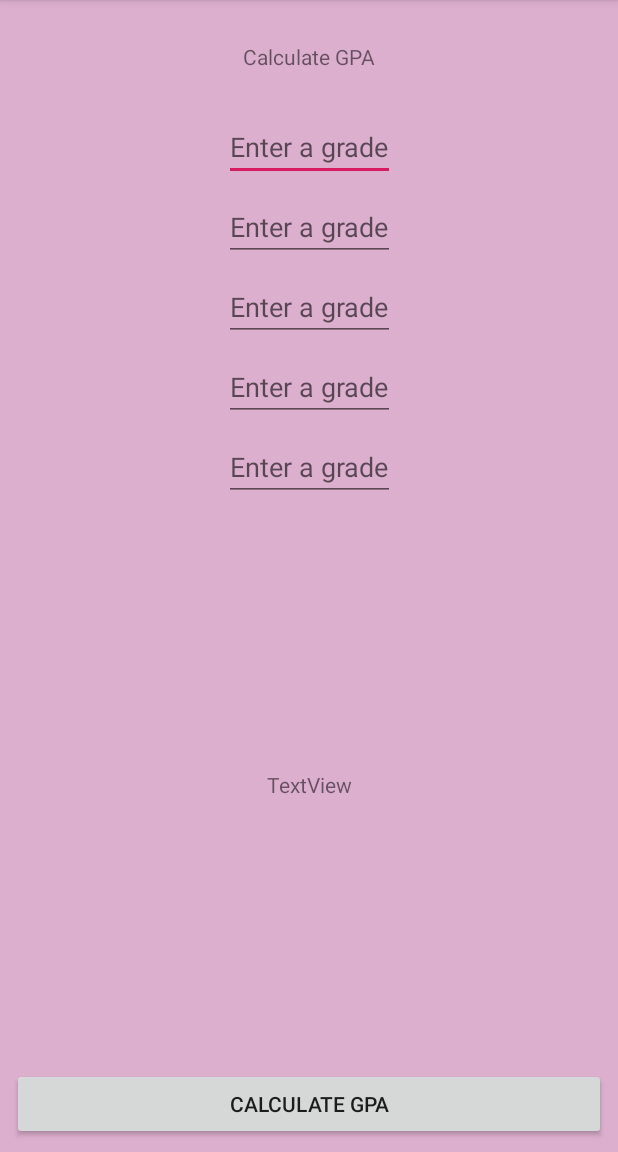
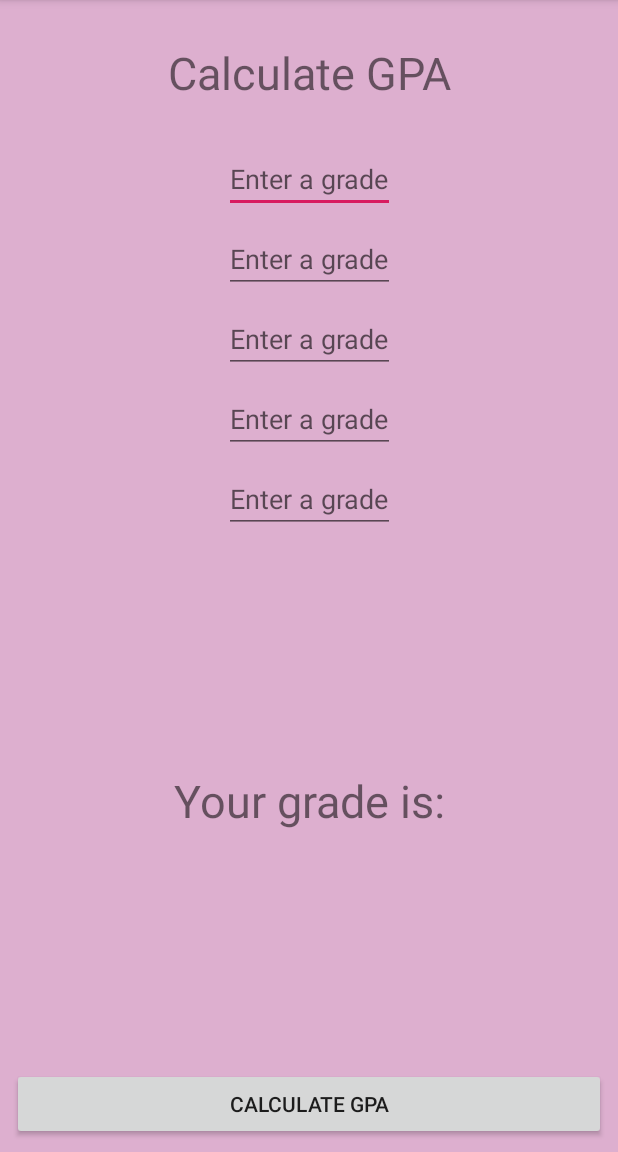
Before and after one commit to Bashiruu1/GPA_bashiruu1_Calculator, an Android app: the screen it shows after launch (MainActivity), on a phone screen of 412 x 824 dp, the part 84-1236 px from its top. Run offline under Robolectric (Android 15) with nearby library versions, the phone set to English and light mode, and no system bars.

Commit message:
Added try-catch statement so the app does not crash with invalid inputs such as not filling out 1 or more editText views. set the test of the second textView2 to the string resource of result + the resulting score once the grader computed the grade. Also set the text color of the button to clear once clicked.

```diff
--- a/app/src/main/java/io/usman/gpa_bashiruu1_calculator/MainActivity.java
+++ b/app/src/main/java/io/usman/gpa_bashiruu1_calculator/MainActivity.java
@@ -13,6 +13,7 @@ import android.widget.Toast;
 public class MainActivity extends AppCompatActivity {
     ConstraintLayout constraintLayout;
     Grader grader;
+
     //Declare view variables
     EditText editText1, editText2, editText3, editText4, editText5;
     TextView textView2;
@@ -47,6 +48,10 @@ public class MainActivity extends AppCompatActivity {
 
                     int score = grader.computerGrade(grade1, grade2, grade3, grade4, grade5);
 
+                    //Sets the text of textView2 to result string recourse + score and makes the textColor transparent
+                    textView2.setText(getString(R.string.result) + score);
+                    calculateButton.setTextColor(Color.alpha(0));
+
                     if (score < 60) {
                         constraintLayout.setBackgroundColor(Color.RED);
                     } else if (score < 80 && score >= 60) {
--- a/app/src/main/res/layout/activity_main.xml
+++ b/app/src/main/res/layout/activity_main.xml
@@ -17,6 +17,7 @@
         android:layout_marginEnd="8dp"
         android:padding="20sp"
         android:text="@string/calculate_button"
+        android:textSize="30sp"
         app:layout_constraintEnd_toEndOf="parent"
         app:layout_constraintStart_toStartOf="parent"
         app:layout_constraintTop_toTopOf="parent" />
@@ -106,7 +107,8 @@
         android:layout_marginTop="8dp"
         android:layout_marginEnd="8dp"
         android:layout_marginBottom="8dp"
-        android:text="TextView"
+        android:text="@string/result"
+        android:textSize="30sp"
         app:layout_constraintBottom_toTopOf="@+id/calculateButton"
         app:layout_constraintEnd_toEndOf="parent"
         app:layout_constraintStart_toStartOf="parent"
--- a/app/src/main/res/values/strings.xml
+++ b/app/src/main/res/values/strings.xml
@@ -2,5 +2,6 @@
     <string name="app_name">GPA_bashiruu1_Calculator</string>
     <string name="calculate_button">Calculate GPA</string>
     <string name="prompt">Enter a grade</string>
+    <string name="result">Your grade is: </string>
 
 </resources>
```
